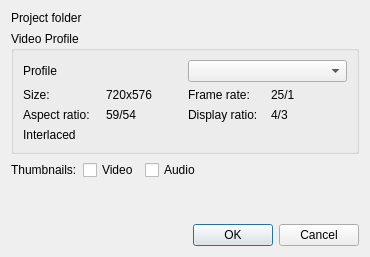
The window that src/widgets/projectsettings_ui.ui (KDE/kdenlive) describes before a commit, drawn with Qt 5.
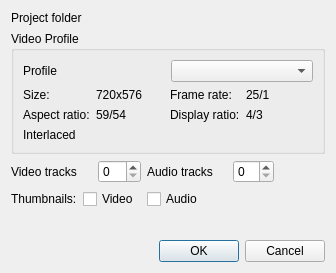
The same window after the commit. Custom widgets are drawn as their Qt base class.

Commit message: * Allow user to set number of audio/video tracks at project creation * Remove transitions that where not implemented

```diff
--- a/src/widgets/projectsettings_ui.ui
+++ b/src/widgets/projectsettings_ui.ui
@@ -5,25 +5,25 @@
    <rect>
     <x>0</x>
     <y>0</y>
-    <width>370</width>
-    <height>257</height>
+    <width>315</width>
+    <height>273</height>
    </rect>
   </property>
   <property name="windowTitle" >
    <string>Project Settings</string>
   </property>
   <layout class="QGridLayout" name="gridLayout_3" >
-   <item row="0" column="0" colspan="2" >
+   <item row="0" column="0" colspan="3" >
     <widget class="QLabel" name="label_4" >
      <property name="text" >
       <string>Project folder</string>
      </property>
     </widget>
    </item>
-   <item row="0" column="2" colspan="3" >
+   <item row="0" column="3" colspan="5" >
     <widget class="KUrlRequester" name="project_folder" />
    </item>
-   <item row="1" column="0" colspan="5" >
+   <item row="1" column="0" colspan="8" >
     <widget class="QGroupBox" name="properties" >
      <property name="title" >
       <string>Video Profile</string>
@@ -109,28 +109,61 @@
      </layout>
     </widget>
    </item>
-   <item row="2" column="0" >
+   <item row="2" column="0" colspan="2" >
+    <widget class="QLabel" name="label_7" >
+     <property name="text" >
+      <string>Video tracks</string>
+     </property>
+    </widget>
+   </item>
+   <item row="2" column="2" colspan="2" >
+    <widget class="QSpinBox" name="video_tracks" />
+   </item>
+   <item row="2" column="4" colspan="2" >
+    <widget class="QLabel" name="label_8" >
+     <property name="text" >
+      <string>Audio tracks</string>
+     </property>
+    </widget>
+   </item>
+   <item row="2" column="6" >
+    <widget class="QSpinBox" name="audio_tracks" />
+   </item>
+   <item row="2" column="7" >
+    <spacer name="horizontalSpacer_2" >
+     <property name="orientation" >
+      <enum>Qt::Horizontal</enum>
+     </property>
+     <property name="sizeHint" stdset="0" >
+      <size>
+       <width>67</width>
+       <height>20</height>
+      </size>
+     </property>
+    </spacer>
+   </item>
+   <item row="3" column="0" >
     <widget class="QLabel" name="label_2" >
      <property name="text" >
       <string>Thumbnails:</string>
      </property>
     </widget>
    </item>
-   <item row="2" column="1" colspan="2" >
+   <item row="3" column="1" colspan="3" >
     <widget class="QCheckBox" name="video_thumbs" >
      <property name="text" >
       <string>Video</string>
      </property>
     </widget>
    </item>
-   <item row="2" column="3" >
+   <item row="3" column="4" >
     <widget class="QCheckBox" name="audio_thumbs" >
      <property name="text" >
       <string>Audio</string>
      </property>
     </widget>
    </item>
-   <item row="2" column="4" >
+   <item row="3" column="5" colspan="3" >
     <spacer name="horizontalSpacer" >
      <property name="orientation" >
       <enum>Qt::Horizontal</enum>
@@ -143,7 +176,7 @@
      </property>
     </spacer>
    </item>
-   <item row="3" column="0" colspan="5" >
+   <item row="4" column="3" colspan="3" >
     <spacer name="verticalSpacer" >
      <property name="orientation" >
       <enum>Qt::Vertical</enum>
@@ -156,7 +189,7 @@
      </property>
     </spacer>
    </item>
-   <item row="4" column="1" colspan="4" >
+   <item row="5" column="1" colspan="7" >
     <widget class="QDialogButtonBox" name="buttonBox" >
      <property name="orientation" >
       <enum>Qt::Horizontal</enum>
```
Left out of the diff: 13 changed lines with no effect on the pictures. The commit also changes 6 other files.
